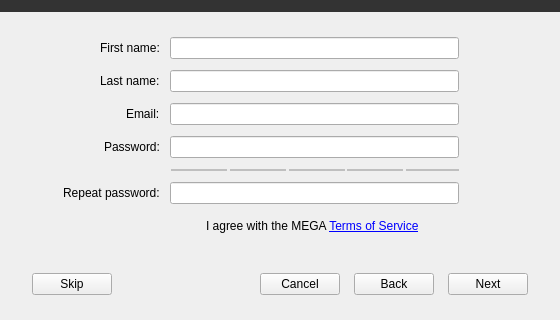
First picture: the form in src/MEGASync/gui/macx/SetupWizard.ui, repository meganz/MEGAsync, before the edit; both pictures show x 0 to 560 and y 140 to 460 of the 560 by 460 pixel window.
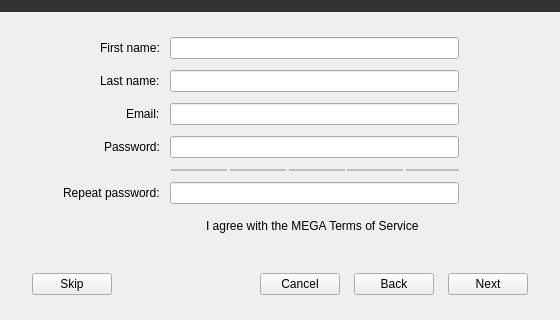
Second picture: the form after the edit. Icons and pictures are not drawn. Custom widgets are drawn as their Qt base class.

What changed in the file:
```diff
--- a/src/MEGASync/gui/macx/SetupWizard.ui
+++ b/src/MEGASync/gui/macx/SetupWizard.ui
@@ -828,7 +828,7 @@
                 <string notr="true"/>
                </property>
                <property name="text">
-                <string>I agree with the MEGA &lt;a href=&quot;https://mega.co.nz/#terms&quot;&gt;Terms of Service&lt;/a&gt;</string>
+                <string>I agree with the MEGA &lt;A&gt;Terms of Service&lt;/A&gt;</string>
                </property>
                <property name="textFormat">
                 <enum>Qt::RichText</enum>
```
